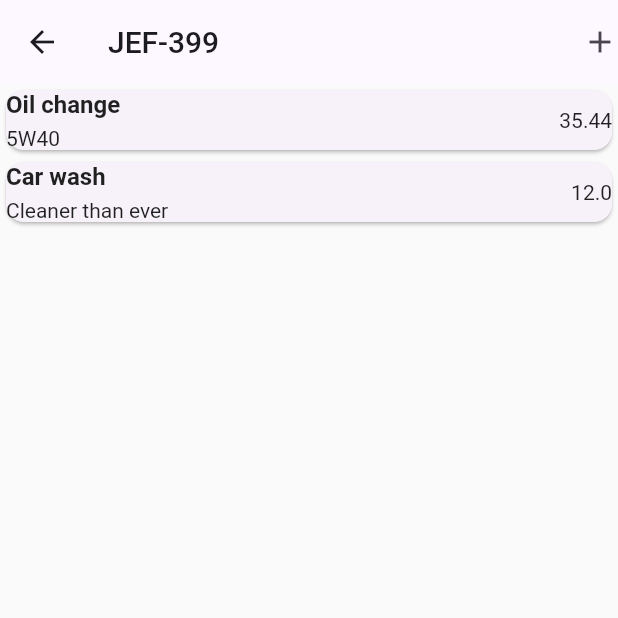
After one commit to itslorant/my-car, a Flutter app: the screen it shows after launch, after a tap on an icon or button, on a phone screen of 412 x 824 dp, the top half of it. The commit adds this screen. Run offline on Flutter 3.47's test engine with Material 2 defaults, Android fonts, the phone set to English and light mode, and no system bars.

Commit message:
feat: add car detail page

```diff
--- a/lib/main.dart
+++ b/lib/main.dart
@@ -17,6 +17,6 @@ class App extends StatelessWidget {
           colorScheme: ColorScheme.fromSeed(
               seedColor: const Color.fromARGB(255, 63, 17, 177)),
         ),
-        home: const Cars());
+        home: const CarsScreen());
   }
 }
--- /dev/null
+++ b/lib/models/expense.dart
@@ -0,0 +1,11 @@
+class Expense {
+
+  Expense({
+    required this.id, required this.title, required this.price, required this.description
+  });
+
+  final String id;
+  final String title;
+  final double price;
+  final String description;
+}
--- /dev/null
+++ b/lib/screens/car_detail.dart
@@ -0,0 +1,54 @@
+import 'package:flutter/material.dart';
+
+import 'package:my_car/models/car.dart';
+import 'package:my_car/models/expense.dart';
+
+class CarDetailScreen extends StatelessWidget {
+  CarDetailScreen({super.key, required this.car});
+  final Car car;
+
+  final List<Expense> expenses = [
+    Expense(id: 'e-1', title: 'Oil change', price: 35.44, description: '5W40'),
+    Expense(
+        id: 'e-2',
+        title: 'Car wash',
+        price: 12.00,
+        description: 'Cleaner than ever'),
+  ];
+
+  @override
+  Widget build(BuildContext context) {
+
+    return Scaffold(
+        appBar: AppBar(title: Text(car.licensePlate), actions: [
+          GestureDetector(
+            onTap: null,
+            child: const Icon(Icons.add),
+          )
+        ]),
+        body: ListView.builder(
+            itemCount: expenses.length,
+            itemBuilder: (context, index) => Card(
+                  child: Column(children: [
+                    Row(
+                      mainAxisAlignment: MainAxisAlignment.spaceBetween,
+                      children: [
+                        Column(
+                          crossAxisAlignment: CrossAxisAlignment.start,
+                          children: [
+                            Text(
+                              expenses[index].title,
+                              style: const TextStyle(
+                                  fontSize: 16, fontWeight: FontWeight.bold),
+                            ),
+                            const SizedBox(height: 5,),
+                            Text(expenses[index].description),
+                          ],
+                        ),
+                        Text(expenses[index].price.toString()),
+                      ],
+                    ),
+                  ]),
+                )));
+  }
+}
--- a/lib/screens/cars.dart
+++ b/lib/screens/cars.dart
@@ -1,15 +1,16 @@
 import 'package:flutter/material.dart';
 import 'package:my_car/models/car.dart';
 import 'package:my_car/screens/add_car.dart';
+import 'package:my_car/screens/car_detail.dart';
 
-class Cars extends StatefulWidget {
-  const Cars({super.key});
+class CarsScreen extends StatefulWidget {
+  const CarsScreen({super.key});
 
   @override
-  State<Cars> createState() => _CarsState();
+  State<CarsScreen> createState() => _CarsState();
 }
 
-class _CarsState extends State<Cars> {
+class _CarsState extends State<CarsScreen> {
   final List<Car> carList = [
     const Car(id: '1', brand: 'Opel', type: 'Astra', licensePlate: 'JEF-399'),
     const Car(
@@ -37,7 +38,14 @@ class _CarsState extends State<Cars> {
         ]),
         body: ListView.builder(
           itemCount: carList.length,
-          itemBuilder: (context, index) => Card(
+          itemBuilder: (context, index) => GestureDetector(
+            onTap: () => Navigator.of(context).push(
+              MaterialPageRoute(
+                builder: (context) =>
+                    CarDetailScreen(car: carList[index]),
+              ),
+            ),
+            child: Card(
               margin: const EdgeInsets.all(7),
               color: Colors.green[50],
               child: Column(
@@ -48,8 +56,8 @@ class _CarsState extends State<Cars> {
                         borderRadius: BorderRadius.only(
                             bottomLeft: Radius.circular(10),
                             bottomRight: Radius.circular(10)),
-                      gradient:
-                          LinearGradient(colors: [Colors.white, Colors.green])),
+                        gradient: LinearGradient(
+                            colors: [Colors.white, Colors.green])),
                     width: double.infinity,
                     height: 30,
                     child: Row(
@@ -63,6 +71,7 @@ class _CarsState extends State<Cars> {
                 ],
               ),
             ),
+          ),
         ));
   }
 }
```
Lines whose indentation alone changed are shown as unchanged.
